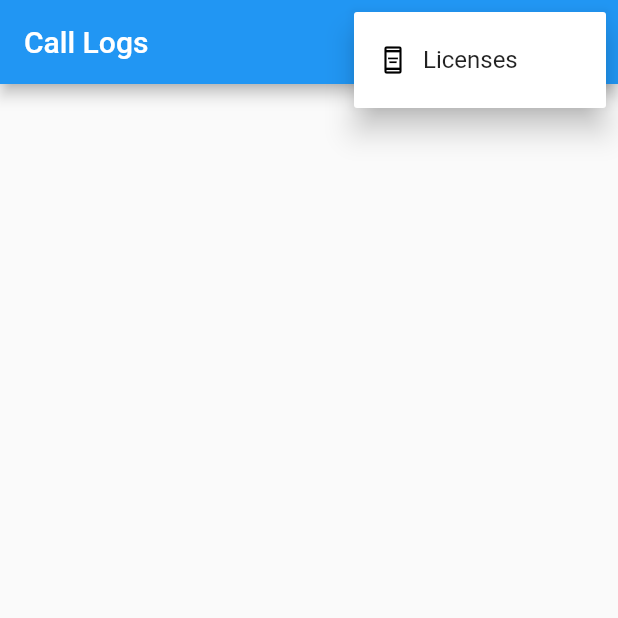
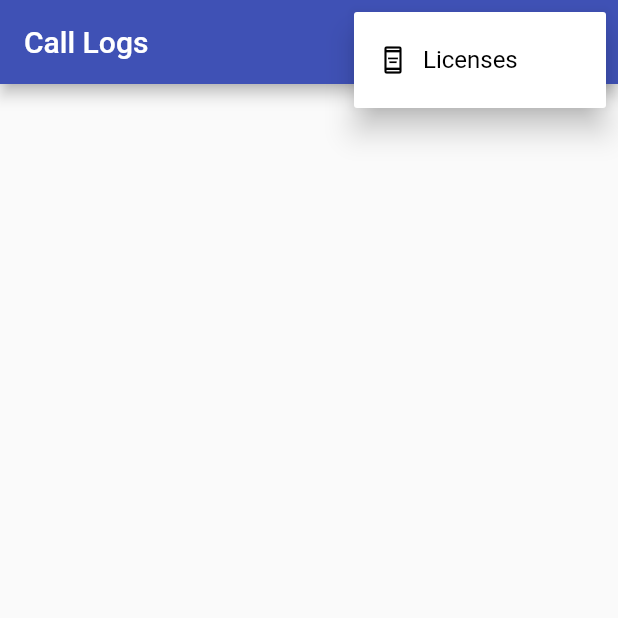
Before and after one commit to Flonator3000/call-history, a Flutter app: the screen it shows after launch, after a tap on the "more vert" icon, on a phone screen of 412 x 824 dp, the top half of it. Run offline on Flutter 3.47's test engine with Material 2 defaults, Android fonts, the light colour scheme and no system bars; our stand-ins replace fluttertoast, get_it, hive, hive_flutter, injectable; missing offline and left inert: call_log; accounts and stored records are empty; generated files the repository leaves out were written again.

Commit message:
Add app theme

```diff
--- /dev/null
+++ b/lib/core/theme/app_theme.dart
@@ -0,0 +1,66 @@
+import 'package:call_history/core/theme/colors.dart';
+import 'package:flutter/material.dart';
+
+class AppTheme {
+  static ThemeData theme(BuildContext context) {
+    final colorScheme = ColorScheme.fromSwatch(
+      backgroundColor: Colors.white,
+      primarySwatch: Colors.indigo,
+      accentColor: Colors.orange,
+    );
+
+    final appBarTheme = AppBarTheme.of(context).copyWith();
+
+    final inputDecorationTheme = InputDecorationTheme(
+      filled: true,
+      hintStyle: const TextStyle(color: AppColors.hintTextStyle),
+      fillColor: Colors.white,
+      enabledBorder: const OutlineInputBorder(
+        borderRadius: BorderRadius.all(Radius.circular(4)),
+        borderSide: BorderSide(
+          color: Colors.black,
+          width: 1,
+        ),
+      ),
+      errorBorder: OutlineInputBorder(
+        borderRadius: const BorderRadius.all(Radius.circular(4)),
+        borderSide: BorderSide(color: AppColors.primary, width: 1),
+      ),
+      focusedErrorBorder: OutlineInputBorder(
+        borderRadius: const BorderRadius.all(Radius.circular(4)),
+        borderSide: BorderSide(color: AppColors.primary, width: 1),
+      ),
+      focusedBorder: OutlineInputBorder(
+        borderRadius: const BorderRadius.all(Radius.circular(4)),
+        borderSide: BorderSide(color: AppColors.secondary, width: 1),
+      ),
+    );
+
+    const TextTheme textTheme = TextTheme(
+      bodyLarge: TextStyle(color: Colors.black),
+      bodyMedium: TextStyle(color: Colors.black),
+      bodySmall: TextStyle(color: Colors.black),
+      displayLarge: TextStyle(color: Colors.black),
+      displayMedium: TextStyle(color: Colors.black),
+      displaySmall: TextStyle(color: Colors.black),
+      headlineLarge: TextStyle(color: Colors.black),
+      headlineMedium: TextStyle(color: Colors.black),
+      headlineSmall: TextStyle(color: Colors.black),
+      labelLarge: TextStyle(color: Colors.black),
+      labelMedium: TextStyle(color: Colors.black),
+      labelSmall: TextStyle(color: Colors.black),
+      titleLarge: TextStyle(color: Colors.black),
+      titleMedium: TextStyle(color: Colors.black),
+      titleSmall: TextStyle(color: Colors.black),
+    );
+
+    final theme = Theme.of(context).copyWith(
+      colorScheme: colorScheme,
+      appBarTheme: appBarTheme,
+      textTheme: textTheme,
+      inputDecorationTheme: inputDecorationTheme,
+    );
+
+    return theme;
+  }
+}
--- /dev/null
+++ b/lib/core/theme/colors.dart
@@ -0,0 +1,41 @@
+import 'package:flutter/material.dart';
+
+class AppColors {
+  static const backgroundColor = Colors.white;
+
+  static MaterialColor primary = MaterialColor(
+    Colors.purple.value,
+    const <int, Color>{
+      50: Color.fromRGBO(230, 230, 250, 0.1),
+      100: Color.fromRGBO(230, 230, 250, 0.2),
+      200: Color.fromRGBO(230, 230, 250, 0.3),
+      300: Color.fromRGBO(230, 230, 250, 0.4),
+      400: Color.fromRGBO(230, 230, 250, 0.5),
+      500: Color.fromRGBO(230, 230, 250, 0.6),
+      600: Color.fromRGBO(230, 230, 250, 0.7),
+      700: Color.fromRGBO(230, 230, 250, 0.8),
+      800: Color.fromRGBO(230, 230, 250, 0.9),
+      900: Color.fromRGBO(230, 230, 250, 1),
+    },
+  );
+
+  static MaterialColor secondary = MaterialColor(
+    Colors.orange.value,
+    const <int, Color>{
+      50: Color.fromRGBO(255, 165, 0, 0.1),
+      100: Color.fromRGBO(255, 165, 0, 0.6),
+      200: Color.fromRGBO(255, 165, 0, 0.3),
+      300: Color.fromRGBO(255, 165, 0, 0.4),
+      400: Color.fromRGBO(255, 165, 0, 0.5),
+      500: Color.fromRGBO(255, 165, 0, 0.6),
+      600: Color.fromRGBO(255, 165, 0, 0.7),
+      700: Color.fromRGBO(255, 165, 0, 0.8),
+      800: Color.fromRGBO(255, 165, 0, 0.9),
+      900: Color.fromRGBO(255, 165, 0, 1),
+    },
+  );
+
+  static const hintTextStyle = Color.fromRGBO(0, 0, 0, 0.6);
+  static const mainTextColor = Colors.black;
+  static const inputBorderColor = Colors.amber;
+}
--- a/lib/main.dart
+++ b/lib/main.dart
@@ -1,6 +1,6 @@
-
 import 'package:call_history/core/configure_dependencies.dart';
 import 'package:call_history/core/l10n/l10n.dart';
+import 'package:call_history/core/theme/app_theme.dart';
 import 'package:call_history/screen/filter_screen.dart';
 import 'package:call_history/model/filter_container.dart';
 import 'package:call_history/model/hive/box_names.dart';
@@ -29,20 +29,19 @@ Future<void> main() async {
 class MyApp extends StatelessWidget {
   const MyApp({super.key});
 
-
   @override
   Widget build(BuildContext context) {
+    final appTheme = AppTheme.theme(context);
 
-    return MultiProvider(providers: [
+    return MultiProvider(
+      providers: [
         ChangeNotifierProvider(create: (context) => FilterProvider()),
-    ], child: Consumer<FilterProvider>(
-      builder: (context, provider, _) =>
-          MediaQueryUtil(
+      ],
+      child: Consumer<FilterProvider>(
+        builder: (context, provider, _) => MediaQueryUtil(
           child: MaterialApp(
             title: 'Call history',
-              theme: ThemeData(
-                primarySwatch: Colors.blue,
-              ),
+            theme: appTheme,
             home: const LogsScreen(),
             routes: {
               FilterScreen.routeName: (context) => const FilterScreen(),
--- a/lib/screen/filter_screen.dart
+++ b/lib/screen/filter_screen.dart
@@ -77,7 +77,7 @@ class _FilterScreenState extends State<FilterScreen> {
               height: mediaQueryUtil.height(0.08),
               child: TextField(
                 controller: _minController,
-                style: const TextStyle(fontSize: 20.0),
+                style: const TextStyle(fontSize: 20.0, color: Colors.black),
                 decoration: const InputDecoration(
                   border: OutlineInputBorder(),
                 ),
--- a/lib/screen/logs_screen.dart
+++ b/lib/screen/logs_screen.dart
@@ -1,4 +1,5 @@
 import 'package:call_history/core/constant/menu_sections.dart';
+import 'package:call_history/core/theme/colors.dart';
 import 'package:call_history/widget/call_log_list_row.dart';
 import 'package:call_history/screen/filter_screen.dart';
 import 'package:call_history/provider/FilterProvider.dart';
@@ -93,7 +94,10 @@ class _LogsScreenState extends State<LogsScreen> {
           children: [
             const Icon(Icons.aod_outlined, color: Colors.black, size: 20),
             const SizedBox(width: 10),
-            Text(appLocalizations.menuSectionTextLicenses),
+            Text(
+              appLocalizations.menuSectionTextLicenses,
+              style: const TextStyle(color: AppColors.mainTextColor),
+            ),
           ],
         ),
       ),
--- a/lib/widget/call_log_list_row.dart
+++ b/lib/widget/call_log_list_row.dart
@@ -1,3 +1,4 @@
+import 'package:call_history/core/theme/colors.dart';
 import 'package:call_history/widget/media_query_util.dart';
 import 'package:call_log/call_log.dart';
 import 'package:flutter/material.dart';
@@ -19,7 +20,7 @@ class CallLogListRow extends StatelessWidget {
       margin: EdgeInsets.only(bottom: mediaQueryUtil.height(0.01)),
       height: mediaQueryUtil.height(0.13),
       decoration: BoxDecoration(
-        color: const Color.fromRGBO(224, 224, 224, 1),
+        color: AppColors.secondary.shade100,
         border: Border(
           bottom: BorderSide(
             width: mediaQueryUtil.height(0.001),
@@ -36,12 +37,12 @@ class CallLogListRow extends StatelessWidget {
               children: [
                 Text(
                   callLogEntry.name != null ? callLogEntry.name! : "Unknown",
-                  style: const TextStyle(color: Colors.black, fontWeight: FontWeight.bold),
+                  style: const TextStyle(color: AppColors.mainTextColor, fontWeight: FontWeight.bold),
                 ),
                 SizedBox(height: mediaQueryUtil.height(0.01)),
                 Text(
                   callLogEntry.formattedNumber != null ? callLogEntry.formattedNumber! : callLogEntry.number!,
-                  style: const TextStyle(color: Colors.black),
+                  style: const TextStyle(color: AppColors.mainTextColor),
                 ),
               ],
             ),
@@ -53,7 +54,7 @@ class CallLogListRow extends StatelessWidget {
                 Text(
                   callLogEntry.timestamp != null ? DateFormat('dd-MM-yyyy').format(DateTime.fromMicrosecondsSinceEpoch(callLogEntry.timestamp!)) : '',
                   style: const TextStyle(
-                    color: Colors.black,
+                    color: AppColors.mainTextColor,
                     fontStyle: FontStyle.italic,
                   ),
                 ),
@@ -63,7 +64,7 @@ class CallLogListRow extends StatelessWidget {
                 Text(
                   callLogEntry.timestamp != null ? DateFormat('HH:mm').format(DateTime.fromMicrosecondsSinceEpoch(callLogEntry.timestamp!)) : '',
                   style: const TextStyle(
-                    color: Colors.black,
+                    color: AppColors.mainTextColor,
                     fontStyle: FontStyle.italic,
                   ),
                 ),
@@ -73,7 +74,7 @@ class CallLogListRow extends StatelessWidget {
               children: [
                 Text(
                   "${callLogEntry.duration!}s",
-                  style: const TextStyle(color: Colors.black),
+                  style: const TextStyle(color: AppColors.mainTextColor),
                 ),
               ],
             ),
```
Lines whose indentation alone changed are shown as unchanged.
